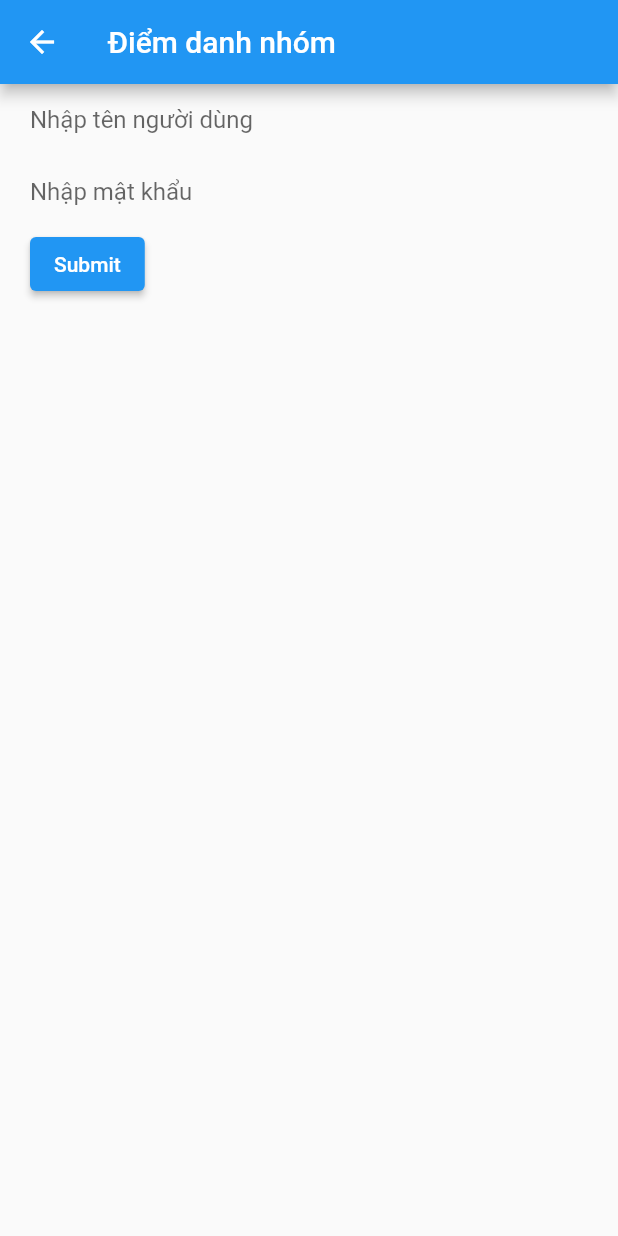
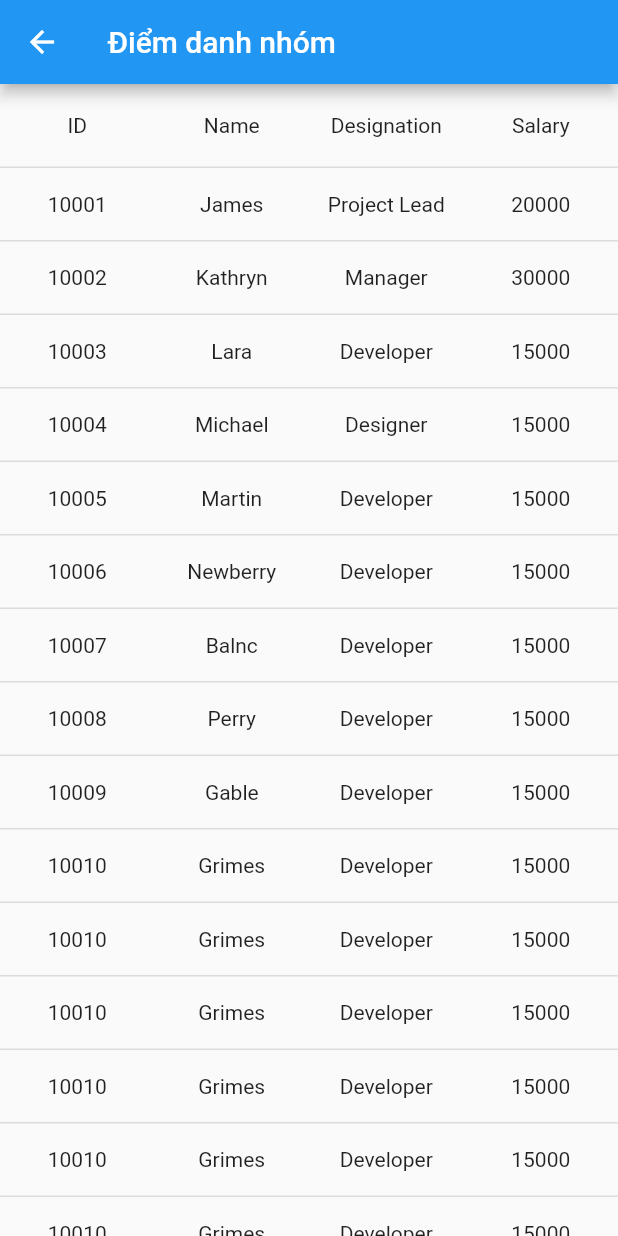
Before and after one commit to vip7009pro/cms_flutter, a Flutter app: the DiemDanhNhom screen opened directly, on a phone screen of 412 x 824 dp. Run offline on Flutter 3.47's test engine with Material 2 defaults, Android fonts, the phone set to English and light mode, and no system bars; drawn by our look-alikes of syncfusion_flutter_datagrid; our stand-ins replace cookie_jar, dio, dio_cookie_manager, font_awesome_flutter, get, shared_preferences; accounts and stored records are empty; network calls fail.

Commit message:
Them bang data

```diff
--- /dev/null
+++ b/lib/components/DataTable.dart
@@ -0,0 +1,140 @@
+import 'package:flutter/material.dart';
+import 'package:syncfusion_flutter_datagrid/datagrid.dart';
+
+/// The home page of the application which hosts the datagrid.
+class BangData extends StatefulWidget {
+  /// Creates the home page.
+  // ignore: prefer_const_constructors_in_immutables
+  BangData({Key? key}) : super(key: key);
+  @override
+  // ignore: library_private_types_in_public_api
+  _BangDataState createState() => _BangDataState();
+}
+
+class _BangDataState extends State<BangData> {
+  List<Employee> employees = <Employee>[];
+  late EmployeeDataSource employeeDataSource;
+  @override
+  void initState() {
+    super.initState();
+    employees = getEmployeeData();
+    employeeDataSource = EmployeeDataSource(employeeData: employees);
+  }
+
+  @override
+  Widget build(BuildContext context) {
+    return SfDataGrid(
+      source: employeeDataSource,
+      columnWidthMode: ColumnWidthMode.fill,
+      columns: <GridColumn>[
+        GridColumn(
+            columnName: 'id',
+            label: Container(
+                padding: const EdgeInsets.all(16.0),
+                alignment: Alignment.center,
+                child: const Text(
+                  'ID',
+                ))),
+        GridColumn(
+            columnName: 'name',
+            label: Container(
+                padding: const EdgeInsets.all(8.0),
+                alignment: Alignment.center,
+                child: const Text('Name'))),
+        GridColumn(
+            columnName: 'designation',
+            label: Container(
+                padding: const EdgeInsets.all(8.0),
+                alignment: Alignment.center,
+                child: const Text(
+                  'Designation',
+                  overflow: TextOverflow.ellipsis,
+                ))),
+        GridColumn(
+            columnName: 'salary',
+            label: Container(
+                padding: const EdgeInsets.all(8.0),
+                alignment: Alignment.center,
+                child: const Text('Salary'))),
+      ],
+    );
+  }
+
+  List<Employee> getEmployeeData() {
+    return [
+      Employee(10001, 'James', 'Project Lead', 20000),
+      Employee(10002, 'Kathryn', 'Manager', 30000),
+      Employee(10003, 'Lara', 'Developer', 15000),
+      Employee(10004, 'Michael', 'Designer', 15000),
+      Employee(10005, 'Martin', 'Developer', 15000),
+      Employee(10006, 'Newberry', 'Developer', 15000),
+      Employee(10007, 'Balnc', 'Developer', 15000),
+      Employee(10008, 'Perry', 'Developer', 15000),
+      Employee(10009, 'Gable', 'Developer', 15000),
+      Employee(10010, 'Grimes', 'Developer', 15000),
+      Employee(10010, 'Grimes', 'Developer', 15000),
+      Employee(10010, 'Grimes', 'Developer', 15000),
+      Employee(10010, 'Grimes', 'Developer', 15000),
+      Employee(10010, 'Grimes', 'Developer', 15000),
+      Employee(10010, 'Grimes', 'Developer', 15000),
+      Employee(10010, 'Grimes', 'Developer', 15000),
+      Employee(10010, 'Grimes', 'Developer', 15000),
+      Employee(10010, 'Grimes', 'Developer', 15000),
+      Employee(10010, 'Grimes', 'Developer', 15000),
+      Employee(10010, 'Grimes', 'Developer', 15000),
+      Employee(10010, 'Grimes', 'Developer', 15000),
+      Employee(10010, 'Grimes', 'Developer', 15000),
+      Employee(10010, 'Grimes', 'Developer', 15000),
+      Employee(10010, 'Grimes', 'Developer', 15000),
+      Employee(10010, 'Grimes', 'Developer', 15000),
+      Employee(10010, 'Grimes', 'Developer', 15000),
+      Employee(10010, 'Grimes', 'Developer', 15000),
+      Employee(10010, 'Grimes', 'Developer', 15000),
+      Employee(10010, 'Grimes', 'Developer', 15000),
+      Employee(10010, 'Grimes', 'Developer', 15000),
+      Employee(10010, 'Grimes', 'Developer', 15000),
+      Employee(10010, 'Grimes', 'Developer', 15000),
+      Employee(10010, 'Grimes', 'Developer', 15000),
+      Employee(10010, 'Grimes', 'Developer', 15000),
+      Employee(10010, 'Grimes', 'Developer', 15000),
+      Employee(10010, 'Grimes', 'Developer', 15000),
+      Employee(10010, 'Grimes', 'Developer', 15000),
+    ];
+  }
+}
+
+class Employee {
+  Employee(this.id, this.name, this.designation, this.salary);
+  final int id;
+  final String name;
+  final String designation;
+  final int salary;
+}
+
+class EmployeeDataSource extends DataGridSource {
+  EmployeeDataSource({required List<Employee> employeeData}) {
+    _employeeData = employeeData
+        .map<DataGridRow>((e) => DataGridRow(cells: [
+              DataGridCell<int>(columnName: 'id', value: e.id),
+              DataGridCell<String>(columnName: 'name', value: e.name),
+              DataGridCell<String>(
+                  columnName: 'designation', value: e.designation),
+              DataGridCell<int>(columnName: 'salary', value: e.salary),
+            ]))
+        .toList();
+  }
+  List<DataGridRow> _employeeData = [];
+  @override
+  List<DataGridRow> get rows => _employeeData;
+  @override
+  DataGridRowAdapter buildRow(DataGridRow row) {
+    return DataGridRowAdapter(
+        cells: row.getCells().map<Widget>((e) {
+      return Container(
+        alignment: Alignment.center,
+        padding: const EdgeInsets.all(1.0),
+        child: Text(e.value.toString()),
+      );
+    }).toList());
+  }
+}
--- a/lib/pages/phongban/nhansu/DiemDanhNhom.dart
+++ b/lib/pages/phongban/nhansu/DiemDanhNhom.dart
@@ -1,3 +1,4 @@
+import 'package:cms_flutter/components/DataTable.dart';
 import 'package:flutter/material.dart';
 import 'package:get/get.dart';
 
@@ -15,7 +16,8 @@ class _DiemDanhNhomState extends State<DiemDanhNhom> {
         appBar: AppBar(
           title: const Text('Điểm danh nhóm'),
         ),
-        body: Form(
+        body: BangData());
+    /* Form(
           key: _formKey,
           child: Container(
             margin: const EdgeInsets.only(left: 20.0, right: 20.0),
@@ -57,10 +59,10 @@ class _DiemDanhNhomState extends State<DiemDanhNhom> {
                             const SnackBar(content: Text('Xử lý dữ liệu')));
                       }
                     },
-                    child: const Text('Submit'))
+                    child: const Text('Submit')),
               ],
             ),
           ),
-        ));
+        )); */
   }
 }
--- a/pubspec.yaml
+++ b/pubspec.yaml
@@ -17,6 +17,7 @@ dependencies:
   dio_cookie_manager: ^2.0.0
   cookie_jar: ^3.0.1
   get: ^4.6.5
+  syncfusion_flutter_datagrid: ^20.4.51
 
 dev_dependencies:
   flutter_test:
```
Also changed, not shown: pubspec.lock.
